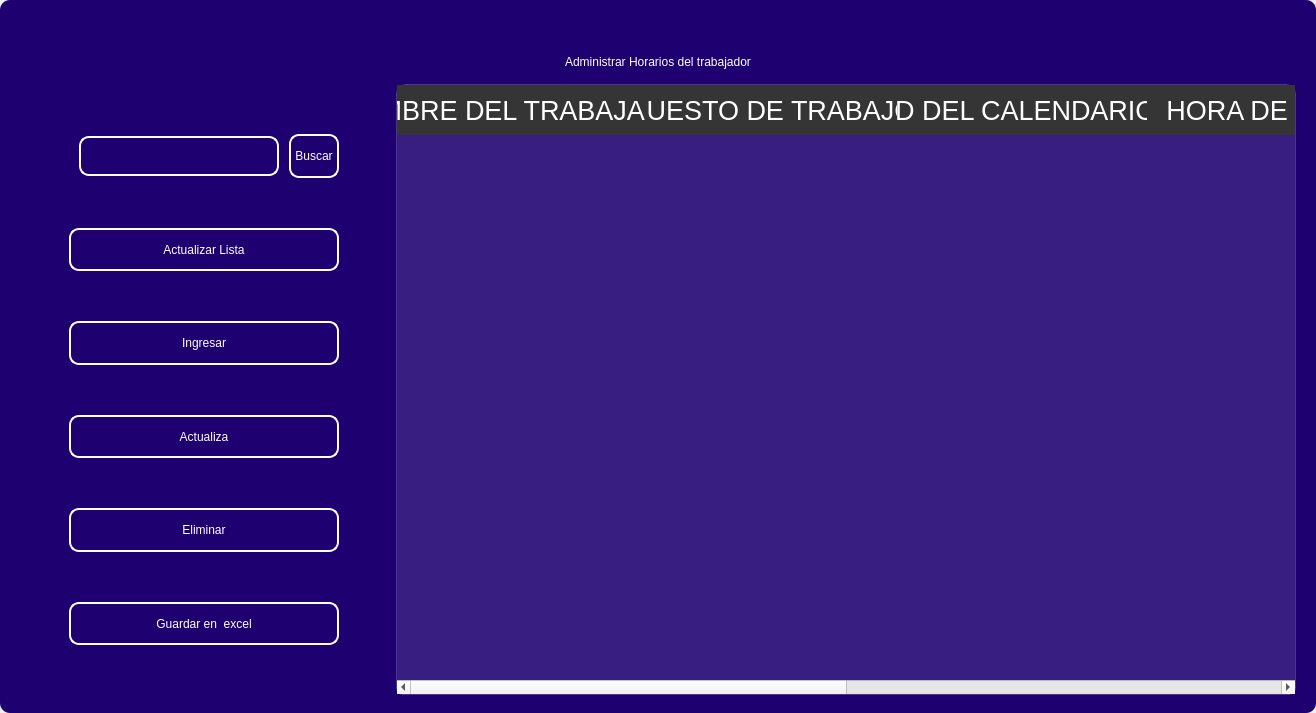
Above: design/standar/maincalendar0.ui from codemiguel-dev/ERP-EmprendeSoft-Desktop before the change. Below: the same form after it.
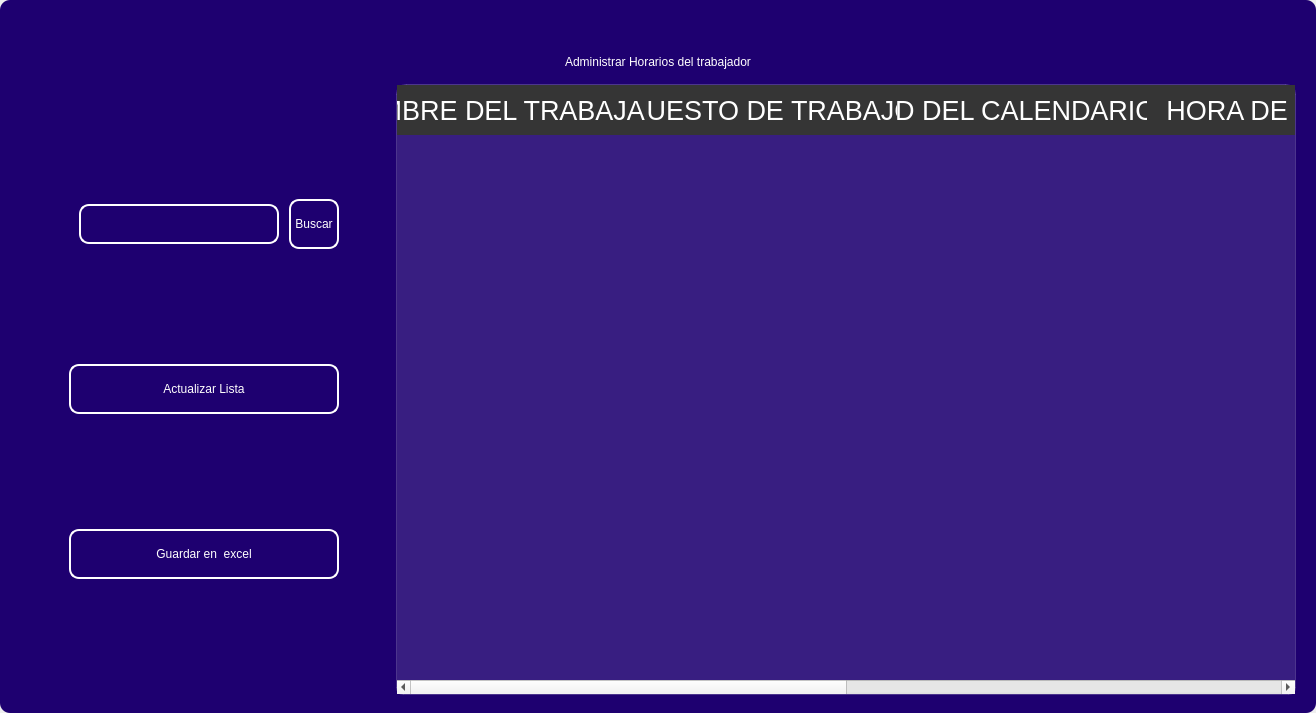
That is the form after the change. Icons and pictures are not drawn.

Diff of the .ui file:
```diff
--- a/design/standar/maincalendar0.ui
+++ b/design/standar/maincalendar0.ui
@@ -552,138 +552,6 @@
               </property>
              </widget>
             </item>
-            <item>
-             <widget class="QPushButton" name="btn_add">
-              <property name="minimumSize">
-               <size>
-                <width>0</width>
-                <height>40</height>
-               </size>
-              </property>
-              <property name="maximumSize">
-               <size>
-                <width>300</width>
-                <height>50</height>
-               </size>
-              </property>
-              <property name="cursor">
-               <cursorShape>PointingHandCursor</cursorShape>
-              </property>
-              <property name="styleSheet">
-               <string notr="true">QPushButton{
-border-radius:10px; 
-font: 12pt &quot;Arial&quot;;
-color: rgb(255, 255, 254);
-border: 2px solid #ffffff;
-}
-
-QPushButton:hover{
-border-radius:10px; 
-font: 12pt &quot;Arial&quot;;
-color: rgb(255, 255, 255);
-border: 2px solid rgb(120, 0, 171);
-	background-color: rgb(120, 0, 171);
-}</string>
-              </property>
-              <property name="text">
-               <string>Ingresar</string>
-              </property>
-              <property name="iconSize">
-               <size>
-                <width>35</width>
-                <height>35</height>
-               </size>
-              </property>
-             </widget>
-            </item>
-            <item>
-             <widget class="QPushButton" name="btn_update">
-              <property name="minimumSize">
-               <size>
-                <width>0</width>
-                <height>40</height>
-               </size>
-              </property>
-              <property name="maximumSize">
-               <size>
-                <width>300</width>
-                <height>50</height>
-               </size>
-              </property>
-              <property name="cursor">
-               <cursorShape>PointingHandCursor</cursorShape>
-              </property>
-              <property name="styleSheet">
-               <string notr="true">QPushButton{
-border-radius:10px; 
-font: 12pt &quot;Arial&quot;;
-color: rgb(255, 255, 254);
-border: 2px solid #ffffff;
-}
-
-QPushButton:hover{
-border-radius:10px; 
-font: 12pt &quot;Arial&quot;;
-color: rgb(255, 255, 255);
-border: 2px solid rgb(120, 0, 171);
-	background-color: rgb(120, 0, 171);
-}</string>
-              </property>
-              <property name="text">
-               <string>Actualiza</string>
-              </property>
-              <property name="iconSize">
-               <size>
-                <width>35</width>
-                <height>35</height>
-               </size>
-              </property>
-             </widget>
-            </item>
-            <item>
-             <widget class="QPushButton" name="btn_delete">
-              <property name="minimumSize">
-               <size>
-                <width>0</width>
-                <height>40</height>
-               </size>
-              </property>
-              <property name="maximumSize">
-               <size>
-                <width>300</width>
-                <height>50</height>
-               </size>
-              </property>
-              <property name="cursor">
-               <cursorShape>PointingHandCursor</cursorShape>
-              </property>
-              <property name="styleSheet">
-               <string notr="true">QPushButton{
-border-radius:10px; 
-font: 12pt &quot;Arial&quot;;
-color: rgb(255, 255, 254);
-border: 2px solid #ffffff;
-}
-
-QPushButton:hover{
-border-radius:10px; 
-font: 12pt &quot;Arial&quot;;
-color: rgb(255, 255, 255);
-border: 2px solid rgb(120, 0, 171);
-	background-color: rgb(120, 0, 171);
-}</string>
-              </property>
-              <property name="text">
-               <string>Eliminar</string>
-              </property>
-              <property name="iconSize">
-               <size>
-                <width>35</width>
-                <height>35</height>
-               </size>
-              </property>
-             </widget>
-            </item>
             <item>
              <widget class="QPushButton" name="btn_excel">
               <property name="minimumSize">
```
